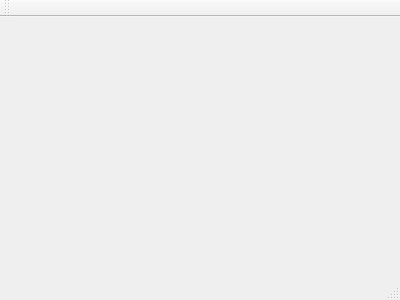
First picture: the form in Qt_Client/mainwindow.ui, repository puppym/XmlProject, before the edit.
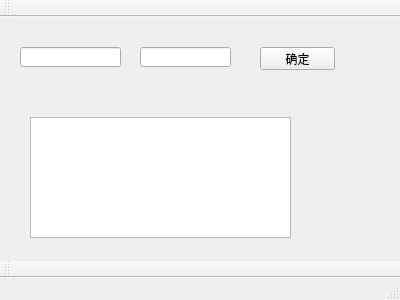
Second picture: the form after the edit.

```diff
--- a/Qt_Client/mainwindow.ui
+++ b/Qt_Client/mainwindow.ui
@@ -12,13 +12,83 @@
   <property name="windowTitle" >
    <string>MainWindow</string>
   </property>
-  <widget class="QMenuBar" name="menuBar" />
-  <widget class="QToolBar" name="mainToolBar" />
-  <widget class="QWidget" name="centralWidget" />
-  <widget class="QStatusBar" name="statusBar" />
+  <widget class="QWidget" name="centralWidget">
+   <widget class="QPushButton" name="pushButton">
+    <property name="geometry">
+     <rect>
+      <x>260</x>
+      <y>30</y>
+      <width>75</width>
+      <height>23</height>
+     </rect>
+    </property>
+    <property name="text">
+     <string>确定</string>
+    </property>
+   </widget>
+   <widget class="QTextEdit" name="textEdit_route">
+    <property name="geometry">
+     <rect>
+      <x>30</x>
+      <y>100</y>
+      <width>261</width>
+      <height>121</height>
+     </rect>
+    </property>
+   </widget>
+   <widget class="QLineEdit" name="lineEdit_end">
+    <property name="geometry">
+     <rect>
+      <x>140</x>
+      <y>30</y>
+      <width>91</width>
+      <height>20</height>
+     </rect>
+    </property>
+   </widget>
+   <widget class="QLineEdit" name="lineEdit_start">
+    <property name="geometry">
+     <rect>
+      <x>20</x>
+      <y>30</y>
+      <width>101</width>
+      <height>20</height>
+     </rect>
+    </property>
+   </widget>
+  </widget>
+  <widget class="QMenuBar" name="menuBar">
+   <property name="geometry">
+    <rect>
+     <x>0</x>
+     <y>0</y>
+     <width>400</width>
+     <height>23</height>
+    </rect>
+   </property>
+  </widget>
+  <widget class="QToolBar" name="mainToolBar">
+   <attribute name="toolBarArea">
+    <enum>BottomToolBarArea</enum>
+   </attribute>
+   <attribute name="toolBarBreak">
+    <bool>false</bool>
+   </attribute>
+  </widget>
+  <widget class="QStatusBar" name="statusBar"/>
+  <widget class="QToolBar" name="toolBar">
+   <property name="windowTitle">
+    <string>toolBar</string>
+   </property>
+   <attribute name="toolBarArea">
+    <enum>TopToolBarArea</enum>
+   </attribute>
+   <attribute name="toolBarBreak">
+    <bool>false</bool>
+   </attribute>
+  </widget>
  </widget>
- <layoutDefault spacing="6" margin="11" />
- <pixmapfunction></pixmapfunction>
+ <layoutdefault spacing="6" margin="11"/>
  <resources/>
  <connections/>
 </ui>
```
Left out of the diff: 7 changed lines with no effect on the pictures.
